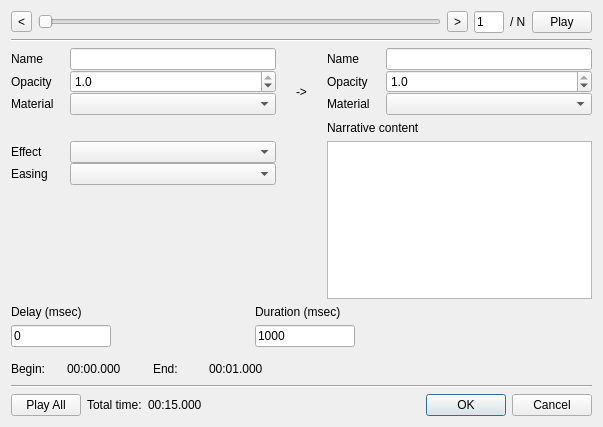
minorua/Qgis2threejs, file ui/keyframedialog.ui: the form before one commit.
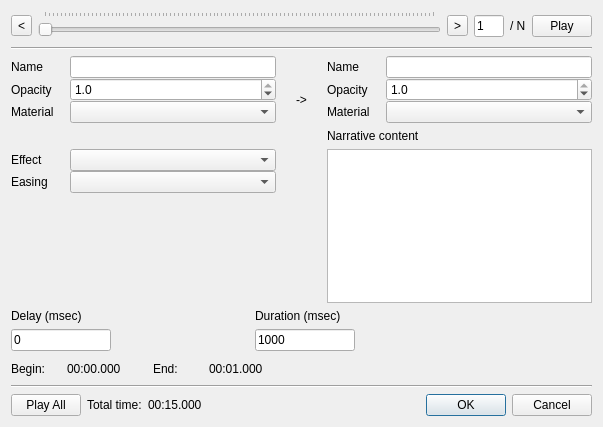
The form after the commit.

Commit message: KeyframeDialog: move slider handle on starting a tween

The edit to the form file:
```diff
--- a/ui/keyframedialog.ui
+++ b/ui/keyframedialog.ui
@@ -31,9 +31,21 @@
      </item>
      <item>
       <widget class="QSlider" name="horizontalSlider">
+       <property name="minimumSize">
+        <size>
+         <width>0</width>
+         <height>30</height>
+        </size>
+       </property>
+       <property name="pageStep">
+        <number>1</number>
+       </property>
        <property name="orientation">
         <enum>Qt::Horizontal</enum>
        </property>
+       <property name="tickPosition">
+        <enum>QSlider::TicksAbove</enum>
+       </property>
       </widget>
      </item>
      <item>
```
The commit also changes 5 other files.
